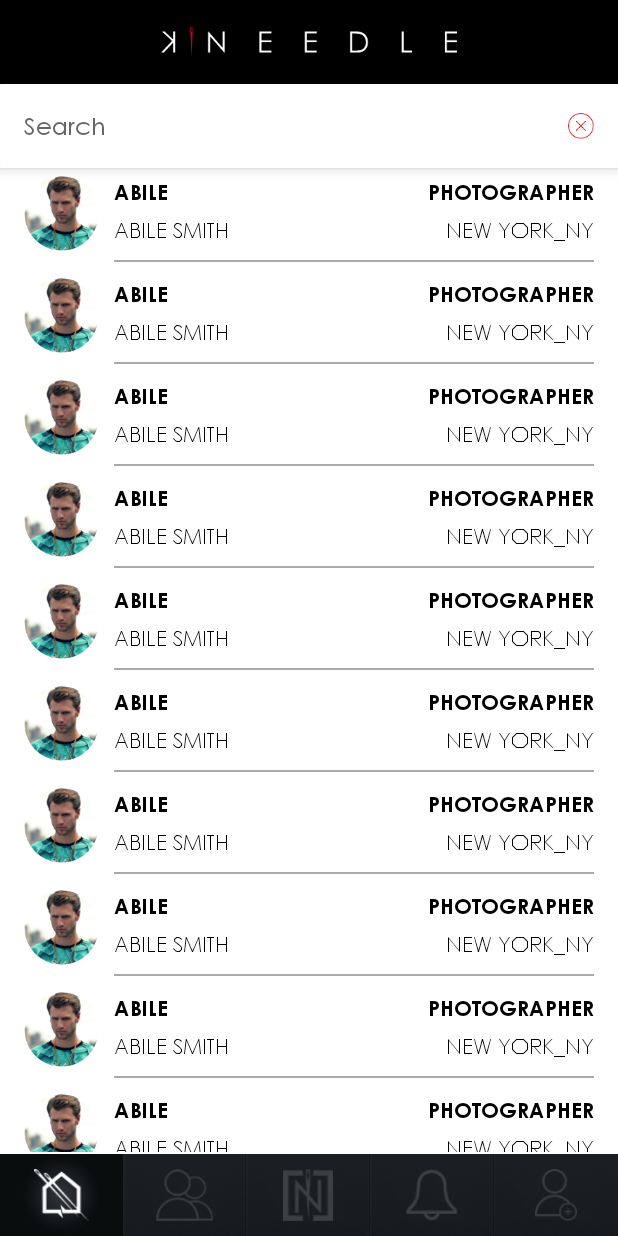
After one commit to vikesh-jhajhria/KneedleApp, an Android app: the fragment SearchResultFragment placed in its activity, on a phone screen of 412 x 824 dp. The commit adds this screen. Run offline under Robolectric (Android 15) with nearby library versions, the phone set to English and light mode, and no system bars; our stand-ins replace CircleImageView; 1 statement that could not run was skipped.

Commit message:
04-03-2017- vikesh

```diff
--- /dev/null
+++ b/app/src/main/java/com/kneedleapp/adapter/SearchResultAdapter.java
@@ -0,0 +1,80 @@
+package com.kneedleapp.adapter;
+
+import android.content.Context;
+import android.support.v7.widget.RecyclerView;
+import android.view.LayoutInflater;
+import android.view.View;
+import android.view.ViewGroup;
+import android.widget.ImageView;
+import android.widget.TextView;
+
+import com.kneedleapp.R;
+import com.kneedleapp.utils.Config;
+import com.kneedleapp.utils.Utils;
+import com.kneedleapp.vo.SearchResultVO;
+
+import java.util.ArrayList;
+
+
+public class SearchResultAdapter extends RecyclerView.Adapter<SearchResultAdapter.CheckViewHolder> {
+
+    Context context;
+    ArrayList<SearchResultVO> list;
+
+
+    public SearchResultAdapter(ArrayList<SearchResultVO> list, Context context) {
+        this.context = context;
+        this.list = list;
+
+    }
+
+    @Override
+    public CheckViewHolder onCreateViewHolder(ViewGroup parent, int viewType) {
+        CheckViewHolder viewHolder;
+
+        viewHolder = new CheckViewHolder(LayoutInflater.from(context).inflate(R.layout.layout_search_result_item, parent, false));
+
+        return viewHolder;
+    }
+
+    @Override
+    public void onBindViewHolder(final CheckViewHolder holder, final int position) {
+        final SearchResultVO checkVo = list.get(position);
+        holder.txt_name.setText(checkVo.Name);
+        holder.fullname.setText(checkVo.fname);
+        holder.job.setText(checkVo.job);
+        holder.place.setText(checkVo.place);
+
+
+    }
+
+    @Override
+    public int getItemCount() {
+        return list.size();
+    }
+
+    public class CheckViewHolder extends RecyclerView.ViewHolder {
+
+        private TextView txt_name, fullname, job, place;
+        ImageView img;
+
+
+        public CheckViewHolder(final View itemView) {
+            super(itemView);
+            txt_name = (TextView) itemView.findViewById(R.id.txt_username);
+            fullname = (TextView) itemView.findViewById(R.id.txt_fullname);
+            job = (TextView) itemView.findViewById(R.id.txt_designation);
+            place = (TextView) itemView.findViewById(R.id.txt_address);
+            img = (ImageView) itemView.findViewById(R.id.img_profile);
+
+
+            Utils.setTypeface(context, txt_name, Config.CENTURY_GOTHIC_BOLD);
+            Utils.setTypeface(context, fullname, Config.CENTURY_GOTHIC_REGULAR);
+            Utils.setTypeface(context, job, Config.CENTURY_GOTHIC_BOLD);
+            Utils.setTypeface(context, place, Config.CENTURY_GOTHIC_REGULAR);
+
+        }
+
+    }
+
+}
--- a/app/src/main/java/com/kneedleapp/fragment/BaseFragment.java
+++ b/app/src/main/java/com/kneedleapp/fragment/BaseFragment.java
@@ -11,7 +11,7 @@ import android.view.inputmethod.InputMethodManager;
 import com.kneedleapp.R;
 
 
-public class BaseFragment extends Fragment {
+public class BaseFragment extends Fragment implements View.OnClickListener{
 
     @Override
     public View onCreateView(LayoutInflater inflater, ViewGroup container,
@@ -26,4 +26,9 @@ public class BaseFragment extends Fragment {
             imm.hideSoftInputFromWindow(v.getWindowToken(), 0);
         }
     }
+
+    @Override
+    public void onClick(View view) {
+
+    }
 }
--- a/app/src/main/java/com/kneedleapp/fragment/HomeFragment.java
+++ b/app/src/main/java/com/kneedleapp/fragment/HomeFragment.java
@@ -9,6 +9,7 @@ import android.view.LayoutInflater;
 import android.view.View;
 import android.view.ViewGroup;
 import android.widget.ArrayAdapter;
+import android.widget.EditText;
 import android.widget.Spinner;
 import android.widget.TextView;
 
@@ -23,7 +24,7 @@ import java.util.ArrayList;
  * Use the {@link HomeFragment#newInstance} factory method to
  * create an instance of this fragment.
  */
-public class HomeFragment extends Fragment {
+public class HomeFragment extends BaseFragment {
     // TODO: Rename parameter arguments, choose names that match
     // the fragment initialization parameters, e.g. ARG_ITEM_NUMBER
     private static final String ARG_PARAM1 = "param1";
@@ -34,6 +35,7 @@ public class HomeFragment extends Fragment {
     private String mParam2;
     private View view;
 
+    private String searchText = "";
 
     // TODO: Rename and change types and number of parameters
     public static HomeFragment newInstance(String param1, String param2) {
@@ -66,6 +68,7 @@ public class HomeFragment extends Fragment {
         spinnerDataList.add("PROFILE TYPE");
         spinnerDataList.add("PROFILE 1");
         spinnerDataList.add("PROFILE 2");
+        view.findViewById(R.id.img_search).setOnClickListener(this);
 
         SpinnerAdapter spinnerAdapter = new SpinnerAdapter(getActivity(), R.layout.layout_spinner_item, spinnerDataList);
         ((Spinner) view.findViewById(R.id.spinner_home)).setAdapter(spinnerAdapter);
@@ -77,14 +80,14 @@ public class HomeFragment extends Fragment {
     ArrayList<String> spinnerDataList;
 
 
-    public class SpinnerAdapter extends ArrayAdapter<String>{
+    public class SpinnerAdapter extends ArrayAdapter<String> {
 
         public SpinnerAdapter(Context context, int textViewResourceId, ArrayList<String> objects) {
             super(context, textViewResourceId, objects);
         }
 
         @Override
-        public View getDropDownView(int position, View convertView,ViewGroup parent) {
+        public View getDropDownView(int position, View convertView, ViewGroup parent) {
             return getCustomView(position, convertView, parent);
         }
 
@@ -94,12 +97,30 @@ public class HomeFragment extends Fragment {
         }
 
         public View getCustomView(int position, View convertView, ViewGroup parent) {
-            LayoutInflater inflater=getActivity().getLayoutInflater();
-            View row=inflater.inflate(R.layout.layout_spinner_item, parent, false);
-            TextView label=(TextView)row.findViewById(R.id.txt_item);
+            LayoutInflater inflater = getActivity().getLayoutInflater();
+            View row = inflater.inflate(R.layout.layout_spinner_item, parent, false);
+            TextView label = (TextView) row.findViewById(R.id.txt_item);
             Utils.setTypeface(getActivity(), label, Config.CENTURY_GOTHIC_REGULAR);
             label.setText(spinnerDataList.get(position));
             return row;
+        }
+    }
+
+    @Override
+    public void onClick(View view) {
+        switch (view.getId()) {
+            case R.id.img_search:
+                searchText = ((EditText)getView().findViewById(R.id.txt_search)).getText().toString().trim();
+                if(searchText.isEmpty()){
+                    ((EditText)getView().findViewById(R.id.txt_search)).setError("Please enter key to search.");
+                    break;
+                }
+                SearchResultFragment fragment = SearchResultFragment.newInstance();
+                Config.fragmentManager.beginTransaction()
+                        .add(R.id.main_frame, fragment, "SEARCH_RESULT")
+                        .disallowAddToBackStack()
+                        .commit();
+                break;
         }
     }
 
--- /dev/null
+++ b/app/src/main/java/com/kneedleapp/fragment/SearchResultFragment.java
@@ -0,0 +1,143 @@
+package com.kneedleapp.fragment;
+
+import android.net.Uri;
+import android.os.Bundle;
+import android.support.v4.app.Fragment;
+import android.support.v7.widget.LinearLayoutManager;
+import android.support.v7.widget.RecyclerView;
+import android.view.KeyEvent;
+import android.view.LayoutInflater;
+import android.view.View;
+import android.view.ViewGroup;
+import android.widget.TextView;
+
+import com.kneedleapp.R;
+import com.kneedleapp.adapter.SearchResultAdapter;
+import com.kneedleapp.utils.Config;
+import com.kneedleapp.utils.Utils;
+import com.kneedleapp.vo.SearchResultVO;
+
+import java.util.ArrayList;
+
+import static com.kneedleapp.utils.Config.fragmentManager;
+
+/**
+ * A simple {@link Fragment} subclass.
+ * Activities that contain this fragment must implement the
+ * {@link SearchResultFragment.OnFragmentInteractionListener} interface
+ * to handle interaction events.
+ * Use the {@link SearchResultFragment#newInstance} factory method to
+ * create an instance of this fragment.
+ */
+public class SearchResultFragment extends Fragment {
+    // TODO: Rename parameter arguments, choose names that match
+    // the fragment initialization parameters, e.g. ARG_ITEM_NUMBER
+    private static final String ARG_PARAM1 = "param1";
+    private static final String ARG_PARAM2 = "param2";
+
+    // TODO: Rename and change types of parameters
+    private String mParam1;
+    private String mParam2;
+
+    private OnFragmentInteractionListener mListener;
+    private SearchResultAdapter searchResultAdapter;
+    private ArrayList<SearchResultVO> List = new ArrayList<>();
+    public static RecyclerView recyclerView;
+    LinearLayoutManager layoutManager;
+    public SearchResultFragment() {
+        // Required empty public constructor
+    }
+
+    public static SearchResultFragment newInstance() {
+        SearchResultFragment fragment = new SearchResultFragment();
+        Bundle args = new Bundle();
+        //args.putString(ARG_PARAM1, param1);
+        fragment.setArguments(args);
+        return fragment;
+    }
+
+    @Override
+    public void onCreate(Bundle savedInstanceState) {
+        super.onCreate(savedInstanceState);
+        if (getArguments() != null) {
+            mParam1 = getArguments().getString(ARG_PARAM1);
+            mParam2 = getArguments().getString(ARG_PARAM2);
+        }
+    }
+
+    @Override
+    public View onCreateView(LayoutInflater inflater, ViewGroup container,
+                             Bundle savedInstanceState) {
+        View view = inflater.inflate(R.layout.fragment_search_result, container, false);
+        applyFonts(view);
+
+
+
+
+        recyclerView = (RecyclerView) view.findViewById(R.id.recycler_view);
+        List = new ArrayList<>();
+        for (int i = 1; i < 20; i++) {
+            SearchResultVO check = new SearchResultVO();
+            check.Name = "ABILE";
+            check.fname = "ABILE smith";
+            check.place = "new york_ny";
+            check.job = "photographer";
+            check.image = getResources().getDrawable(R.drawable.image);
+            List.add(check);
+        }
+
+        layoutManager = new LinearLayoutManager(getActivity());
+        recyclerView.setLayoutManager(layoutManager);
+        searchResultAdapter = new SearchResultAdapter(List, getActivity());
+        recyclerView.setAdapter(searchResultAdapter);
+        return view;
+    }
+
+
+
+    @Override
+    public void onDetach() {
+        super.onDetach();
+        mListener = null;
+    }
+
+    /**
+     * This interface must be implemented by activities that contain this
+     * fragment to allow an interaction in this fragment to be communicated
+     * to the activity and potentially other fragments contained in that
+     * activity.
+     * <p>
+     * See the Android Training lesson <a href=
+     * "http://developer.android.com/training/basics/fragments/communicating.html"
+     * >Communicating with Other Fragments</a> for more information.
+     */
+    public interface OnFragmentInteractionListener {
+        // TODO: Update argument type and name
+        void onFragmentInteraction(Uri uri);
+    }
+
+    private void applyFonts(View view) {
+        Utils.setTypeface(getActivity(), (TextView) view.findViewById(R.id.txt_title), Config.CENTURY_GOTHIC_REGULAR);
+    }
+
+    @Override
+    public void onResume() {
+        super.onResume();
+
+        getView().setFocusableInTouchMode(true);
+        getView().requestFocus();
+        getView().setOnKeyListener(new View.OnKeyListener() {
+            @Override
+            public boolean onKey(View view, int i, KeyEvent keyEvent) {
+
+                if (i == KeyEvent.KEYCODE_BACK) {
+                    fragmentManager.popBackStackImmediate();
+
+                    return true;
+                }
+                return false;
+            }
+        });
+
+    }
+}
--- /dev/null
+++ b/app/src/main/java/com/kneedleapp/vo/SearchResultVO.java
@@ -0,0 +1,14 @@
+package com.kneedleapp.vo;
+
+import android.graphics.drawable.Drawable;
+
+
+public class SearchResultVO {
+    public String Name;
+    public Drawable image;
+    public String  job;
+    public String place;
+    public String id;
+    public String fname;
+
+}
--- a/app/src/main/res/layout/fragment_home.xml
+++ b/app/src/main/res/layout/fragment_home.xml
@@ -1,15 +1,15 @@
 <RelativeLayout xmlns:android="http://schemas.android.com/apk/res/android"
     xmlns:tools="http://schemas.android.com/tools"
+    android:layout_width="match_parent"
     android:layout_height="match_parent"
-    android:layout_width="match_parent"
     android:background="@drawable/bg_search">
 
     <android.support.v4.widget.NestedScrollView
         android:layout_width="match_parent"
         android:layout_height="match_parent"
         android:layout_gravity="fill_vertical"
+        android:background="#90000000"
         android:clickable="true"
-        android:background="#90000000"
         tools:context="com.kneedleapp.fragment.HomeFragment">
 
         <LinearLayout
@@ -20,21 +20,38 @@
             android:layout_marginRight="@dimen/activity_horizontal_margin"
             android:orientation="vertical">
 
+            <RelativeLayout
+                android:layout_width="match_parent"
+                android:layout_height="wrap_content"
+                android:layout_marginTop="@dimen/margin_10">
+
                 <EditText
                     android:id="@+id/txt_search"
                     android:layout_width="match_parent"
                     android:layout_height="wrap_content"
-                android:layout_marginTop="@dimen/margin_10"
                     android:background="@color/textColorPrimary"
                     android:gravity="center_vertical"
                     android:hint="SEARCH NAMES + HASHTAGS"
                     android:inputType="textCapWords|textPersonName"
                     android:maxLines="1"
-                android:padding="@dimen/margin_10"
+                    android:paddingBottom="@dimen/margin_10"
+                    android:paddingLeft="@dimen/margin_10"
+                    android:paddingRight="@dimen/margin_40"
+                    android:paddingTop="@dimen/margin_10"
                     android:textColor="#000000"
                     android:textColorHint="@color/gray"
                     android:textSize="@dimen/font_16" />
 
+                <ImageView
+                    android:id="@+id/img_search"
+                    android:layout_width="wrap_content"
+                    android:layout_height="wrap_content"
+                    android:layout_alignParentRight="true"
+                    android:layout_centerVertical="true"
+                    android:clickable="true"
+                    android:padding="@dimen/margin_10"
+                    android:src="@drawable/ic_search" />
+            </RelativeLayout>
 
 
             <RelativeLayout
@@ -47,9 +64,9 @@
                     android:layout_width="wrap_content"
                     android:layout_height="wrap_content"
                     android:layout_alignParentRight="true"
-                    android:layout_marginRight="@dimen/margin_10"
                     android:layout_centerVertical="true"
                     android:layout_marginBottom="@dimen/margin_2"
+                    android:layout_marginRight="@dimen/margin_10"
                     android:src="@drawable/drop_down_red" />
 
                 <Spinner
--- /dev/null
+++ b/app/src/main/res/layout/fragment_search_result.xml
@@ -0,0 +1,56 @@
+<LinearLayout xmlns:android="http://schemas.android.com/apk/res/android"
+    xmlns:app="http://schemas.android.com/apk/res-auto"
+    android:layout_width="match_parent"
+    android:layout_height="match_parent"
+    android:background="@color/textColorPrimary"
+    android:clickable="true"
+    android:orientation="vertical">
+
+    <android.support.v7.widget.CardView
+        android:id="@+id/card"
+        android:layout_width="match_parent"
+        android:layout_height="?actionBarSize"
+        app:cardBackgroundColor="#fff"
+        app:cardCornerRadius="1dp"
+        app:cardElevation="5dp">
+
+        <LinearLayout
+            android:layout_width="match_parent"
+            android:layout_height="match_parent"
+            android:gravity="center"
+            android:paddingLeft="@dimen/activity_horizontal_margin">
+
+            <EditText
+                android:id="@+id/txt_title"
+                android:layout_width="0dp"
+                android:layout_height="match_parent"
+                android:layout_centerVertical="true"
+                android:layout_weight="1"
+                android:background="@android:color/transparent"
+                android:gravity="center_vertical"
+                android:maxLines="1"
+                android:hint="Search"
+                android:textColor="@color/gray"
+                android:textSize="@dimen/font_16" />
+
+            <ImageView
+                android:id="@+id/img_close"
+                android:layout_width="wrap_content"
+                android:layout_height="match_parent"
+                android:layout_alignParentRight="true"
+                android:paddingLeft="@dimen/activity_horizontal_margin"
+                android:paddingRight="@dimen/activity_horizontal_margin"
+                android:scaleType="fitCenter"
+                android:src="@drawable/ic_cross_red" />
+        </LinearLayout>
+
+    </android.support.v7.widget.CardView>
+
+    <android.support.v7.widget.RecyclerView
+        android:id="@+id/recycler_view"
+        android:layout_width="match_parent"
+        android:layout_height="match_parent">
+
+    </android.support.v7.widget.RecyclerView>
+
+</LinearLayout>
--- /dev/null
+++ b/app/src/main/res/layout/layout_search_result_item.xml
@@ -0,0 +1,95 @@
+<?xml version="1.0" encoding="utf-8"?>
+<LinearLayout xmlns:android="http://schemas.android.com/apk/res/android"
+    android:layout_width="match_parent"
+    android:layout_height="wrap_content"
+    android:background="#ffff"
+    android:orientation="horizontal"
+    android:paddingBottom="@dimen/margin_5"
+    android:paddingLeft="@dimen/activity_horizontal_margin"
+    android:paddingRight="@dimen/activity_horizontal_margin"
+    android:paddingTop="@dimen/margin_5">
+
+
+    <de.hdodenhof.circleimageview.CircleImageView
+        android:id="@+id/img_profile"
+        android:layout_width="@dimen/list_profile_image_height"
+        android:layout_height="@dimen/list_profile_image_height"
+        android:src="@drawable/profile_img" />
+
+    <LinearLayout
+        android:layout_width="wrap_content"
+        android:layout_height="wrap_content"
+        android:layout_marginLeft="10dp"
+        android:gravity="center"
+        android:orientation="vertical">
+
+        <LinearLayout
+            android:layout_width="wrap_content"
+            android:layout_height="wrap_content"
+            android:orientation="horizontal">
+
+            <LinearLayout
+                android:layout_width="wrap_content"
+                android:layout_height="wrap_content"
+                android:orientation="vertical">
+
+                <TextView
+                    android:id="@+id/txt_username"
+                    android:layout_width="wrap_content"
+                    android:layout_height="wrap_content"
+                    android:text="ABILE19"
+                    android:textAllCaps="true"
+                    android:textColor="#000"
+                    android:textSize="@dimen/font_14"
+                    android:textStyle="bold" />
+
+                <TextView
+                    android:id="@+id/txt_fullname"
+                    android:layout_width="wrap_content"
+                    android:layout_height="wrap_content"
+                    android:layout_marginTop="5dp"
+                    android:text="ABILE smith"
+                    android:textAllCaps="true"
+                    android:textColor="#000"
+                    android:textSize="@dimen/font_14" />
+            </LinearLayout>
+
+            <RelativeLayout
+                android:layout_width="wrap_content"
+                android:layout_height="wrap_content">
+
+                <TextView
+                    android:id="@+id/txt_designation"
+                    android:layout_width="wrap_content"
+                    android:layout_height="wrap_content"
+                    android:layout_alignParentRight="true"
+                    android:text="photographer"
+                    android:textAllCaps="true"
+                    android:textColor="#000"
+                    android:textSize="@dimen/font_14"
+                    android:textStyle="bold" />
+
+                <TextView
+                    android:id="@+id/txt_address"
+                    android:layout_width="wrap_content"
+                    android:layout_height="wrap_content"
+                    android:layout_alignParentRight="true"
+                    android:layout_below="@+id/txt_designation"
+                    android:layout_gravity="end"
+                    android:layout_marginTop="5dp"
+                    android:text="New york_ny"
+                    android:textAllCaps="true"
+                    android:textColor="#000"
+                    android:textSize="@dimen/font_14" />
+            </RelativeLayout>
+
+        </LinearLayout>
+
+        <View
+            android:layout_width="match_parent"
+            android:layout_height="1dp"
+            android:layout_marginTop="10dp"
+            android:background="@android:color/darker_gray"></View>
+    </LinearLayout>
+
+</LinearLayout>
--- a/app/src/main/res/layout/notification_item.xml
+++ b/app/src/main/res/layout/notification_item.xml
@@ -5,12 +5,12 @@
 
     <de.hdodenhof.circleimageview.CircleImageView
         android:id="@+id/imgcircle_user"
-        android:layout_width="@dimen/margin_60"
-        android:layout_height="@dimen/margin_60"
+        android:layout_width="@dimen/list_profile_image_height"
+        android:layout_height="@dimen/list_profile_image_height"
         android:layout_centerVertical="true"
         android:layout_marginLeft="@dimen/margin_15"
         android:layout_marginTop="@dimen/margin_20"
-        android:src="@drawable/shahrukhkhan" />
+        android:src="@drawable/profile_img" />
 
 
     <TextView
--- a/app/src/main/res/values/dimens.xml
+++ b/app/src/main/res/values/dimens.xml
@@ -5,6 +5,7 @@
     <dimen name="list_image_height">220dp</dimen>
     <dimen name="grid_image_height">150dp</dimen>
     <dimen name="profile_image_height">70dp</dimen>
+    <dimen name="list_profile_image_height">50dp</dimen>
 
     <dimen name="margin_1">1dp</dimen>
     <dimen name="margin_2">2dp</dimen>
```
Also changed, not shown: app/src/main/res/drawable-xhdpi/ic_search.png (added), app/src/main/res/drawable-xxxhdpi/ic_search.png (added). Lines whose indentation alone changed are shown as unchanged.
